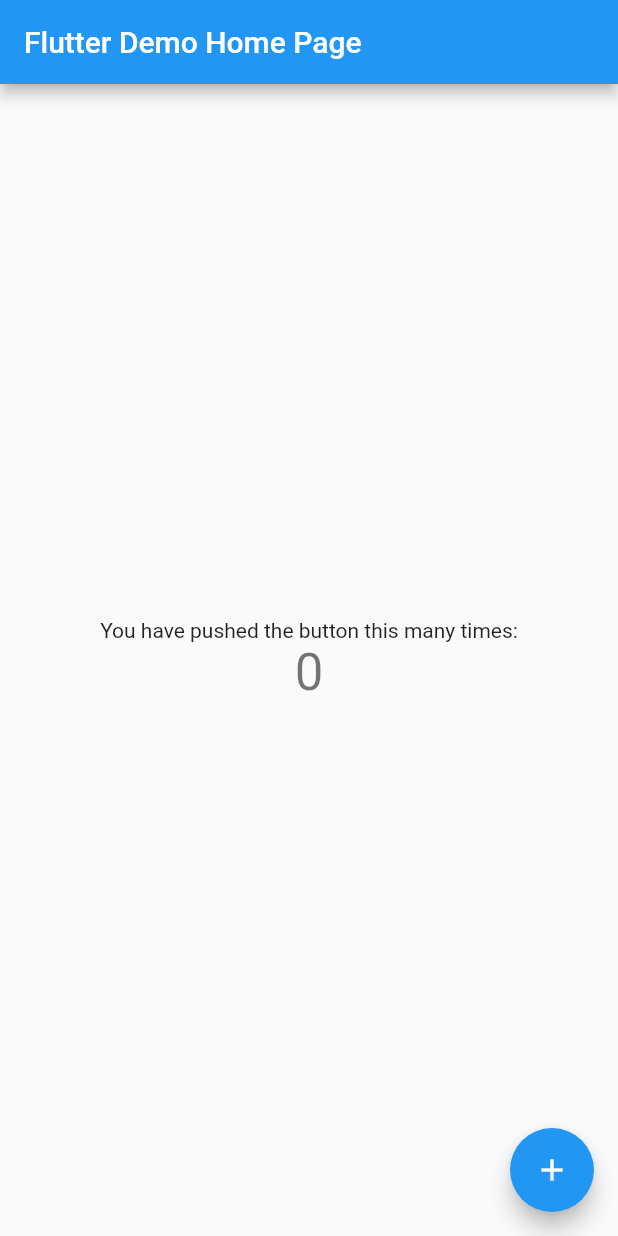
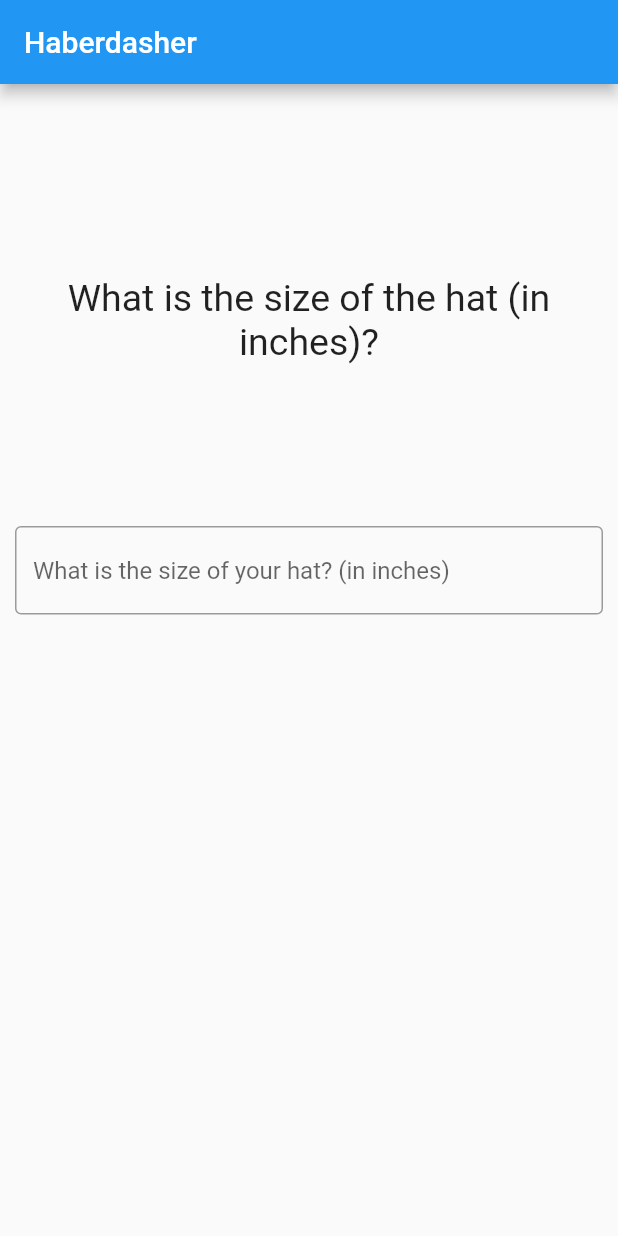
Before and after one commit to pellegrino/flutterhaberdasher, a Flutter app: the screen it shows after launch, on a phone screen of 412 x 824 dp. Run offline on Flutter 3.47's test engine with Material 2 defaults, Android fonts, the phone set to English and light mode, and no system bars; our stand-ins replace bloc, equatable, flutter_bloc; missing offline and left inert: protobuf, requester, twirp_dart_core.

Commit message:
Repository being called. still not wired to the UI

```diff
--- /dev/null
+++ b/lib/bloc/bloc.dart
@@ -0,0 +1 @@
+export 'haberdasher_bloc.dart';
--- /dev/null
+++ b/lib/bloc/haberdasher_bloc.dart
@@ -0,0 +1,32 @@
+import 'dart:async';
+
+import 'package:bloc/bloc.dart';
+import 'package:equatable/equatable.dart';
+import 'package:flutter/material.dart';
+import 'package:flutterhaberdasher/model/model.dart';
+import 'package:flutterhaberdasher/model/rpc/haberdasher/service.twirp.dart';
+
+part 'haberdasher_event.dart';
+part 'haberdasher_state.dart';
+
+class HaberdasherBloc extends Bloc<HaberdasherEvent, HaberdasherState> {
+  final Haberdasher client;
+  HaberdasherBloc({
+    @required Haberdasher this.client,
+  })  : assert(client != null),
+        super(HatInitial());
+
+  @override
+  HaberdasherState get initialState => HatInitial();
+
+  @override
+  Stream<HaberdasherState> mapEventToState(
+    HaberdasherEvent event,
+  ) async* {
+    if (event is MakeHatStarted) {
+      var hat = await client.makeHat(event.size);
+      print(hat);
+      yield HatLoaded(hat: hat);
+    }
+  }
+}
--- /dev/null
+++ b/lib/bloc/haberdasher_event.dart
@@ -0,0 +1,15 @@
+part of 'haberdasher_bloc.dart';
+
+@immutable
+abstract class HaberdasherEvent extends Equatable {
+  const HaberdasherEvent();
+}
+
+class MakeHatStarted extends HaberdasherEvent {
+  final Size size;
+
+  MakeHatStarted({@required this.size}) : assert(size != null);
+
+  @override
+  List<Object> get props => [size];
+}
--- /dev/null
+++ b/lib/bloc/haberdasher_state.dart
@@ -0,0 +1,28 @@
+part of 'haberdasher_bloc.dart';
+
+@immutable
+abstract class HaberdasherState extends Equatable {
+  const HaberdasherState();
+
+  @override
+  List<Object> get props => [];
+}
+
+class HatLoaded extends HaberdasherState {
+  final Hat hat;
+  HatLoaded({@required this.hat});
+
+  @override
+  List<Object> get props => [hat];
+}
+
+class HatError extends HaberdasherState {
+  final String message;
+
+  HatError({@required this.message});
+
+  @override
+  List<Object> get props => [message];
+}
+
+class HatInitial extends HaberdasherState {}
--- a/lib/main.dart
+++ b/lib/main.dart
@@ -1,117 +1,20 @@
 import 'package:flutter/material.dart';
+import 'package:flutterhaberdasher/pages/home_page.dart';
 
 void main() {
   runApp(MyApp());
 }
 
 class MyApp extends StatelessWidget {
-  // This widget is the root of your application.
   @override
   Widget build(BuildContext context) {
     return MaterialApp(
       title: 'Flutter Demo',
       theme: ThemeData(
-        // This is the theme of your application.
-        //
-        // Try running your application with "flutter run". You'll see the
-        // application has a blue toolbar. Then, without quitting the app, try
-        // changing the primarySwatch below to Colors.green and then invoke
-        // "hot reload" (press "r" in the console where you ran "flutter run",
-        // or simply save your changes to "hot reload" in a Flutter IDE).
-        // Notice that the counter didn't reset back to zero; the application
-        // is not restarted.
         primarySwatch: Colors.blue,
-        // This makes the visual density adapt to the platform that you run
-        // the app on. For desktop platforms, the controls will be smaller and
-        // closer together (more dense) than on mobile platforms.
         visualDensity: VisualDensity.adaptivePlatformDensity,
       ),
-      home: MyHomePage(title: 'Flutter Demo Home Page'),
+      home: HomePage(),
     );
   }
 }
-
-class MyHomePage extends StatefulWidget {
-  MyHomePage({Key key, this.title}) : super(key: key);
-
-  // This widget is the home page of your application. It is stateful, meaning
-  // that it has a State object (defined below) that contains fields that affect
-  // how it looks.
-
-  // This class is the configuration for the state. It holds the values (in this
-  // case the title) provided by the parent (in this case the App widget) and
-  // used by the build method of the State. Fields in a Widget subclass are
-  // always marked "final".
-
-  final String title;
-
-  @override
-  _MyHomePageState createState() => _MyHomePageState();
-}
-
-class _MyHomePageState extends State<MyHomePage> {
-  int _counter = 0;
-
-  void _incrementCounter() {
-    setState(() {
-      // This call to setState tells the Flutter framework that something has
-      // changed in this State, which causes it to rerun the build method below
-      // so that the display can reflect the updated values. If we changed
-      // _counter without calling setState(), then the build method would not be
-      // called again, and so nothing would appear to happen.
-      _counter++;
-    });
-  }
-
-  @override
-  Widget build(BuildContext context) {
-    // This method is rerun every time setState is called, for instance as done
-    // by the _incrementCounter method above.
-    //
-    // The Flutter framework has been optimized to make rerunning build methods
-    // fast, so that you can just rebuild anything that needs updating rather
-    // than having to individually change instances of widgets.
-    return Scaffold(
-      appBar: AppBar(
-        // Here we take the value from the MyHomePage object that was created by
-        // the App.build method, and use it to set our appbar title.
-        title: Text(widget.title),
-      ),
-      body: Center(
-        // Center is a layout widget. It takes a single child and positions it
-        // in the middle of the parent.
-        child: Column(
-          // Column is also a layout widget. It takes a list of children and
-          // arranges them vertically. By default, it sizes itself to fit its
-          // children horizontally, and tries to be as tall as its parent.
-          //
-          // Invoke "debug painting" (press "p" in the console, choose the
-          // "Toggle Debug Paint" action from the Flutter Inspector in Android
-          // Studio, or the "Toggle Debug Paint" command in Visual Studio Code)
-          // to see the wireframe for each widget.
-          //
-          // Column has various properties to control how it sizes itself and
-          // how it positions its children. Here we use mainAxisAlignment to
-          // center the children vertically; the main axis here is the vertical
-          // axis because Columns are vertical (the cross axis would be
-          // horizontal).
-          mainAxisAlignment: MainAxisAlignment.center,
-          children: <Widget>[
-            Text(
-              'You have pushed the button this many times:',
-            ),
-            Text(
-              '$_counter',
-              style: Theme.of(context).textTheme.headline4,
-            ),
-          ],
-        ),
-      ),
-      floatingActionButton: FloatingActionButton(
-        onPressed: _incrementCounter,
-        tooltip: 'Increment',
-        child: Icon(Icons.add),
-      ), // This trailing comma makes auto-formatting nicer for build methods.
-    );
-  }
-}
--- /dev/null
+++ b/lib/model/model.dart
@@ -0,0 +1 @@
+export 'rpc/haberdasher/service.twirp.dart';
--- /dev/null
+++ b/lib/pages/home_page.dart
@@ -0,0 +1,40 @@
+import 'package:flutter/material.dart';
+import 'package:flutter_bloc/flutter_bloc.dart';
+import 'package:flutterhaberdasher/bloc/haberdasher_bloc.dart';
+import 'package:flutterhaberdasher/widgets/widgets.dart';
+
+class HomePage extends StatelessWidget {
+  @override
+  Widget build(BuildContext context) {
+    return Scaffold(
+      appBar: AppBar(
+        title: Text('Haberdasher'),
+      ),
+      body: SingleChildScrollView(
+        child: _buildBody(context),
+      ),
+    );
+  }
+
+  BlocProvider<HaberdasherBloc> _buildBody(BuildContext context) {
+    return BlocProvider(
+      create: (_) => HaberdasherBloc(),
+      child: Padding(
+        padding: const EdgeInsets.all(10),
+        child: Column(
+          children: <Widget>[
+            SizedBox(height: 10),
+            BlocBuilder<HaberdasherBloc, HaberdasherState>(
+                builder: (context, state) {
+              return MessageDisplay(
+                message: "What is the size of the hat (in inches)?",
+              );
+            }),
+            HatControls(),
+            SizedBox(height: 20)
+          ],
+        ),
+      ),
+    );
+  }
+}
--- /dev/null
+++ b/lib/pages/pages.dart
@@ -0,0 +1 @@
+export 'home_page.dart';
--- /dev/null
+++ b/lib/widgets/hat_controls.dart
@@ -0,0 +1,30 @@
+import 'package:flutter/material.dart';
+
+class HatControls extends StatefulWidget {
+  const HatControls({
+    Key key,
+  }) : super(key: key);
+  @override
+  _HatControlsState createState() => _HatControlsState();
+}
+
+class _HatControlsState extends State<HatControls> {
+  final controller = TextEditingController();
+  String inputStr;
+  @override
+  Widget build(BuildContext context) {
+    return Column(
+      children: <Widget>[
+        TextField(
+          controller: controller,
+          keyboardType: TextInputType.number,
+          decoration: InputDecoration(
+              border: OutlineInputBorder(),
+              hintText: "What is the size of your hat? (in inches)"),
+          onChanged: (value) => inputStr = value,
+          onSubmitted: (_) => print("submit"),
+        )
+      ],
+    );
+  }
+}
--- /dev/null
+++ b/lib/widgets/message_display.dart
@@ -0,0 +1,26 @@
+import 'package:flutter/material.dart';
+
+class MessageDisplay extends StatelessWidget {
+  final String message;
+
+  const MessageDisplay({
+    Key key,
+    @required this.message,
+  }) : super(key: key);
+
+  @override
+  Widget build(BuildContext context) {
+    return Container(
+      height: MediaQuery.of(context).size.height / 3,
+      child: Center(
+        child: SingleChildScrollView(
+          child: Text(
+            message,
+            style: TextStyle(fontSize: 25),
+            textAlign: TextAlign.center,
+          ),
+        ),
+      ),
+    );
+  }
+}
--- /dev/null
+++ b/lib/widgets/widgets.dart
@@ -0,0 +1,2 @@
+export 'message_display.dart';
+export 'hat_controls.dart';
--- a/pubspec.yaml
+++ b/pubspec.yaml
@@ -25,6 +25,9 @@ dependencies:
     sdk: flutter
   http: ^0.12.0
   protobuf: any
+  equatable: any
+  bloc: any
+  flutter_bloc: any
   twirp_dart_core:
     git:
       url: git://github.com/apptreesoftware/twirp_dart_core
@@ -36,6 +39,7 @@ dependencies:
 dev_dependencies:
   test: any
   mockito: any
+  bloc_test: any
   flutter_test:
     sdk: flutter
 
```
Also changed, not shown: pubspec.lock, 1 other file.
